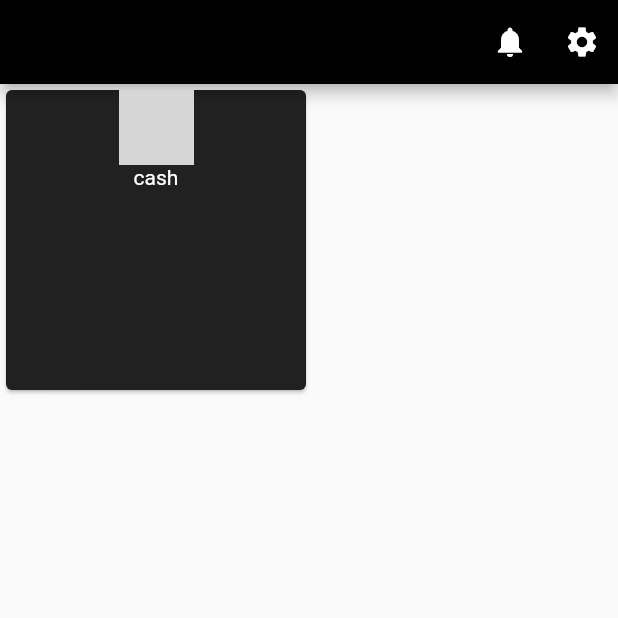
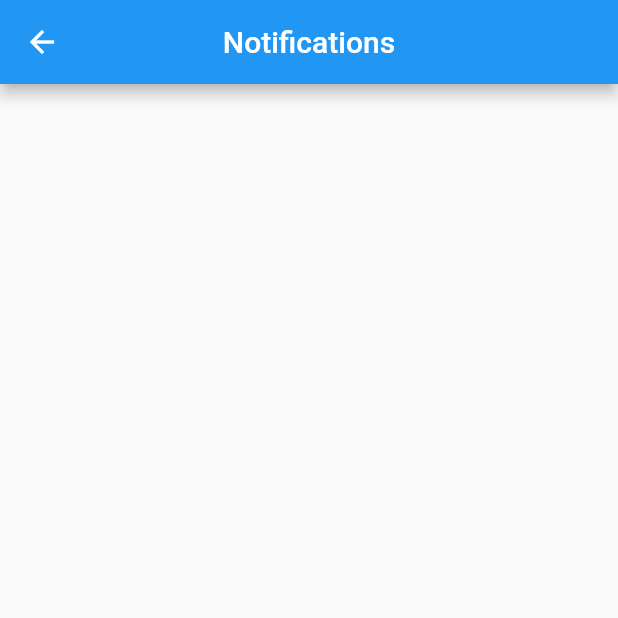
Before and after one commit to Siddhantmehta2003/trading-app, a Flutter app: the screen it shows after launch, after a tap on the "notifications" icon, on a phone screen of 412 x 824 dp, the top half of it. Run offline on Flutter 3.47's test engine with Material 2 defaults, Android fonts, the phone set to English and light mode, and no system bars; grey boxes are pictures that could not be loaded.

Commit message:
ui pages added

```diff
--- a/lib/screens/homepage.dart
+++ b/lib/screens/homepage.dart
@@ -1,4 +1,6 @@
 import 'package:flutter/material.dart';
+import 'package:tradingapp/screens/notificationoage.dart';
+import 'package:tradingapp/screens/settingspage.dart';
 
 class Homepage extends StatefulWidget {
   const Homepage({Key? key}) : super(key: key);
@@ -7,16 +9,35 @@ class Homepage extends StatefulWidget {
   _HomepageState createState() => _HomepageState();
 }
 
+_displayDrawer() {
+  final drawer = Drawer();
+  //Scaffold.of(context).openDrawer(drawer);
+}
+
 class _HomepageState extends State<Homepage> {
   @override
   Widget build(BuildContext context) {
     return Scaffold(
         appBar: AppBar(
-        backgroundColor: Colors.black,
-        // title: Text('Trading app'),
+          // backgroundColor: Colors.black,
+          title: Text('Trading app'),
+          leading: IconButton(
+              onPressed: () => _displayDrawer(), icon: Icon(Icons.menu)),
           actions: [
-          IconButton(onPressed: () {}, icon: Icon(Icons.notifications)),
-          IconButton(onPressed: () {}, icon: Icon(Icons.settings))
+            IconButton(
+                onPressed: () {
+                  Navigator.push(
+                      context,
+                      MaterialPageRoute(
+                          builder: (context) => Notificationpage()));
+                },
+                icon: Icon(Icons.notifications)),
+            IconButton(
+                onPressed: () {
+                  Navigator.push(context,
+                      MaterialPageRoute(builder: (context) => Settingpage()));
+                },
+                icon: Icon(Icons.manage_accounts))
           ],
           centerTitle: true,
         ),
@@ -25,25 +46,49 @@ class _HomepageState extends State<Homepage> {
             Row(
               mainAxisSize: MainAxisSize.min,
               children: [
-              Card(
+                Container(
+                  decoration: BoxDecoration(
+                      borderRadius: BorderRadius.all(Radius.circular(10))),
+                  child: Card(
                     child: SizedBox(
                       height: 200,
                       width: 200,
                       child: Column(
-                    mainAxisAlignment: MainAxisAlignment.start,
+                        //  mainAxisAlignment: MainAxisAlignment.start,
                         children: [
-                      SizedBox(
+                          Padding(
+                            padding: const EdgeInsets.all(8.0),
+                            child: Row(
+                              children: [
+                                Container(
+                                  decoration: BoxDecoration(
+                                      borderRadius: BorderRadius.circular(10)),
+                                  child: SizedBox(
                                       height: 50,
                                       width: 50,
-                          child: Image.asset('assets/images/coins.jpeg')),
-                      Text(
+                                      child: Image.asset(
+                                          'assets/images/coins.jpeg')),
+                                ),
+                              ],
+                            ),
+                          ),
+                          Row(
+                            children: [
+                              Padding(
+                                padding: const EdgeInsets.only(left: 8),
+                                child: Text(
                                   'cash',
-                        style: TextStyle(color: Colors.white),
+                                  style: TextStyle(
+                                      color: Colors.white, fontSize: 20),
+                                ),
+                              ),
+                            ],
                           )
                         ],
                       ),
                     ),
                     color: Colors.grey.shade900,
+                  ),
                 ),
               ],
             ),
@@ -54,6 +99,9 @@ class _HomepageState extends State<Homepage> {
         //   backgroundColor: Colors.grey.shade800,
         //   child: Icon(Icons.edit),
         // ),
-    );
+
+        drawer: Drawer(
+          child: Text("this is a drawer ;)"),
+        ));
   }
 }
--- /dev/null
+++ b/lib/screens/notificationoage.dart
@@ -0,0 +1,20 @@
+import 'package:flutter/material.dart';
+
+class Notificationpage extends StatefulWidget {
+  const Notificationpage({Key? key}) : super(key: key);
+
+  @override
+  _NotificationpageState createState() => _NotificationpageState();
+}
+
+class _NotificationpageState extends State<Notificationpage> {
+  @override
+  Widget build(BuildContext context) {
+    return Scaffold(
+      appBar: AppBar(
+        title: Text("Notifications"),
+        centerTitle: true,
+      ),
+    );
+  }
+}
--- /dev/null
+++ b/lib/screens/settingspage.dart
@@ -0,0 +1,20 @@
+import 'package:flutter/material.dart';
+
+class Settingpage extends StatefulWidget {
+  const Settingpage({Key? key}) : super(key: key);
+
+  @override
+  _SettingpageState createState() => _SettingpageState();
+}
+
+class _SettingpageState extends State<Settingpage> {
+  @override
+  Widget build(BuildContext context) {
+    return Scaffold(
+      appBar: AppBar(
+        title: Text("Settings"),
+        centerTitle: true,
+      ),
+    );
+  }
+}
```
Lines whose indentation alone changed are shown as unchanged.
